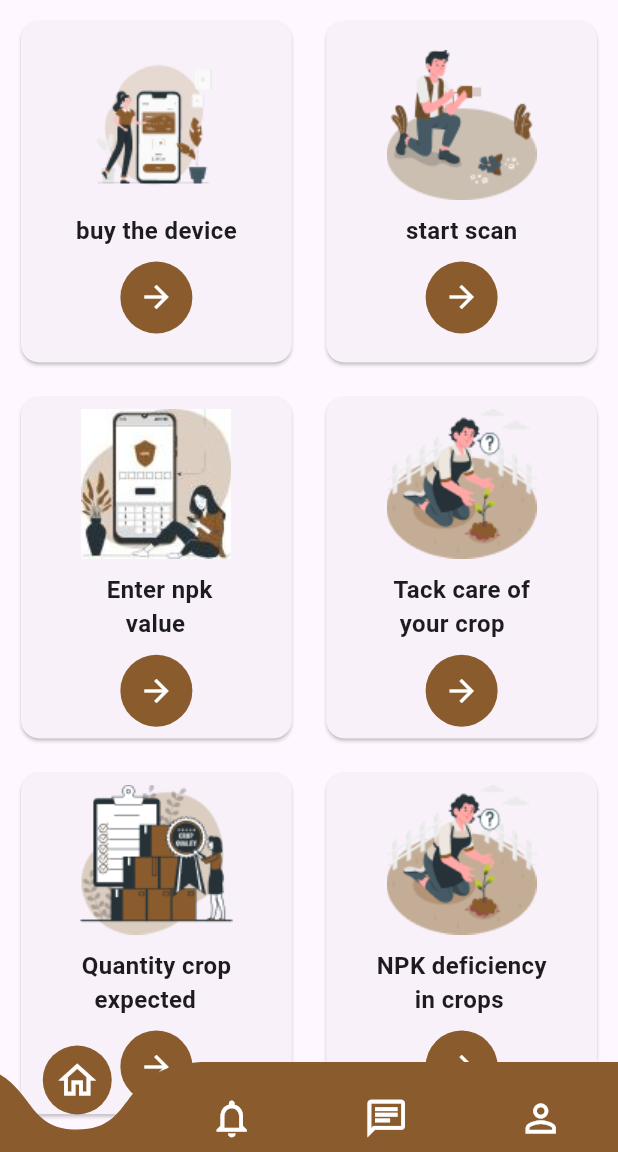
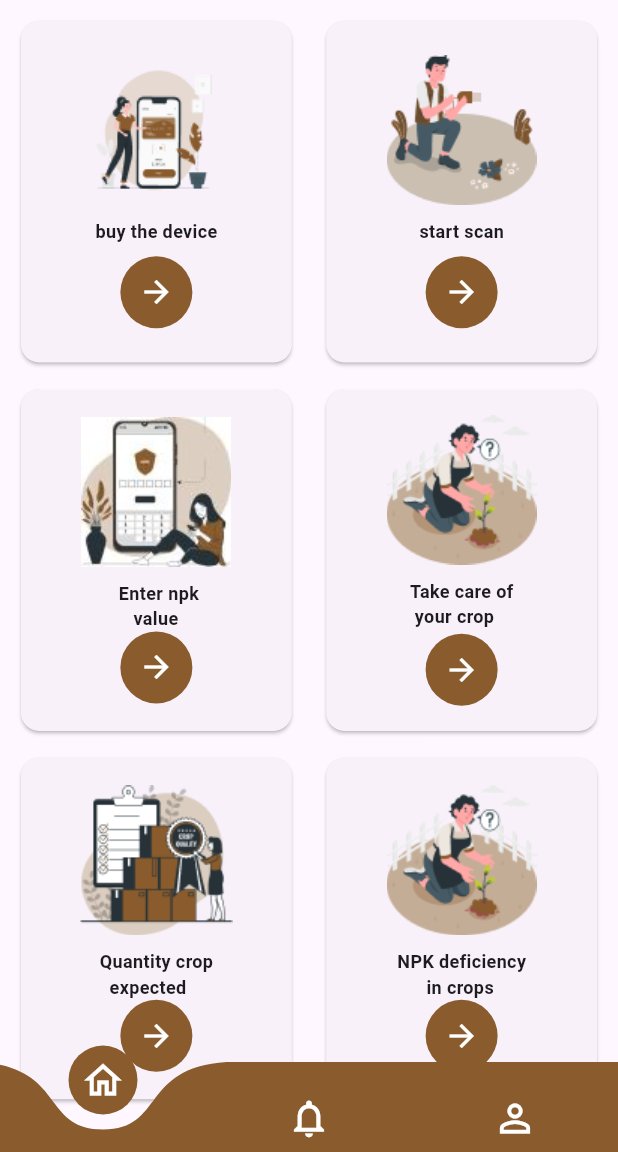
Before and after one commit to abdonser/soil, a Flutter app: the BottomNavBar screen opened directly, on a phone screen of 412 x 824 dp, the part 84-1236 px from its top. Run offline on Flutter 3.47's test engine with Material 3 defaults, Android fonts, the phone set to English and light mode, and no system bars; drawn by our look-alikes of curved_navigation_bar; our stand-ins replace bloc, flutter_bloc, flutter_bluetooth_serial, flutter_screenutil, flutter_svg, font_awesome_flutter and 4 more; missing offline and left inert: flutter_paypal_payment; accounts and stored records are empty.

Commit message:
Abdelhameed blot

```diff
--- a/lib/app/custom_text.dart
+++ b/lib/app/custom_text.dart
@@ -7,7 +7,7 @@ class CustomText extends StatelessWidget {
   final FontWeight fontWeight ;
   final double fontSize;
   const CustomText({super.key,required this.title,this.color=Colors.black
-    ,this.fontWeight=FontWeight.w400,this.fontSize=12});
+    ,this.fontWeight=FontWeight.bold,this.fontSize=13});
 
   @override
   Widget build(BuildContext context) {
--- a/lib/main.dart
+++ b/lib/main.dart
@@ -66,7 +66,7 @@ class MyApp extends StatelessWidget {
               colorScheme: ColorScheme.fromSeed(seedColor: Colors.deepPurple),
               useMaterial3: true,
             ),
-            home: const SelectCrop(),
+            home: const BottomNavBar(),
           );
         });
   }
--- a/lib/presentation/component/home_Card.dart
+++ b/lib/presentation/component/home_Card.dart
@@ -7,8 +7,9 @@ class HomeCard extends StatelessWidget {
   final String? text;
   final Color? color;
   final Function()? onTap;
+  double height;
 
-  HomeCard({Key? key, required this.image, required this.text, required this.color, required this.onTap});
+  HomeCard({super.key,  required this.image, required this.text, required this.color, required this.onTap,required this.height});
 
   @override
   Widget build(BuildContext context) {
@@ -20,9 +21,9 @@ class HomeCard extends StatelessWidget {
            SizedBox(height: 8.h),
           Text(
             text!,
-            style: TextStyle(fontWeight: FontWeight.bold, fontSize: 16),
+            style: TextStyle(fontWeight: FontWeight.bold, fontSize: 12),
           ),
-           SizedBox(height: 8.h),
+           SizedBox(height:height),
           Container(
             decoration: BoxDecoration(
               borderRadius: BorderRadius.circular(25),
--- a/lib/presentation/screens/Quantity_crop_expected/quantity_crop_maize.dart
+++ b/lib/presentation/screens/Quantity_crop_expected/quantity_crop_maize.dart
@@ -279,7 +279,7 @@ class _MaizeQuantityState extends State<MaizeQuantity> {
           ),
           Padding(
             padding: const EdgeInsets.only(
-                left: 25, right: 150, bottom: 10, top: 10),
+                left: 25, right: 25, bottom: 10, top: 10),
             child: Container(
                 decoration: BoxDecoration(
                     borderRadius: BorderRadius.circular(20),
--- a/lib/presentation/screens/Quantity_crop_expected/quantity_crop_rice.dart
+++ b/lib/presentation/screens/Quantity_crop_expected/quantity_crop_rice.dart
@@ -279,7 +279,7 @@ class _RiceQuantityState extends State<RiceQuantity> {
           ),
           Padding(
             padding: const EdgeInsets.only(
-                left: 25, right: 150, bottom: 10, top: 10),
+                left: 25, right: 25, bottom: 10, top: 10),
             child: Container(
                 decoration: BoxDecoration(
                     borderRadius: BorderRadius.circular(20),
--- a/lib/presentation/screens/Quantity_crop_expected/quantity_crop_soybean.dart
+++ b/lib/presentation/screens/Quantity_crop_expected/quantity_crop_soybean.dart
@@ -279,7 +279,7 @@ class _SoyBeanQuantityState extends State<SoyBeanQuantity> {
           ),
           Padding(
             padding: const EdgeInsets.only(
-                left: 25, right: 150, bottom: 10, top: 10),
+                left: 25, right: 25, bottom: 10, top: 10),
             child: Container(
                 decoration: BoxDecoration(
                     borderRadius: BorderRadius.circular(20),
--- a/lib/presentation/screens/Quantity_crop_expected/quantity_crop_wheat.dart
+++ b/lib/presentation/screens/Quantity_crop_expected/quantity_crop_wheat.dart
@@ -279,7 +279,7 @@ class _WheateQuantityState extends State<WheateQuantity>{
           ),
           Padding(
             padding: const EdgeInsets.only(
-                left: 25, right: 150, bottom: 10, top: 10),
+                left: 25, right: 25, bottom: 10, top: 10),
             child: Container(
                 decoration: BoxDecoration(
                     borderRadius: BorderRadius.circular(20),
--- a/lib/presentation/screens/enter_npk_value/enter_npk_value.dart
+++ b/lib/presentation/screens/enter_npk_value/enter_npk_value.dart
@@ -27,7 +27,7 @@ class UploadValue extends StatelessWidget {
 
     try {
       final response = await http.post(
-        Uri.parse('https://086b-196-150-43-129.ngrok-free.app/predict'),
+        Uri.parse('https://7936-2c0f-fc88-41-4382-cdf2-bd35-3ed5-cc49.ngrok-free.app/predict'),
         headers: {'Content-Type': 'application/json'},
         body: json.encode({'N': n, 'P': p, 'K': k}),
       );
@@ -78,7 +78,7 @@ class UploadValue extends StatelessWidget {
         children: [
           Padding(
             padding:
-                const EdgeInsets.only(left: 40, right: 40, top: 40, bottom: 20),
+                const EdgeInsets.only(left: 40, right: 40, top: 100, bottom: 20),
             child: Image.asset("assets/images/npk_value.jpg",fit: BoxFit.fill,height: 240,),
           ),
           const Padding(
--- a/lib/presentation/screens/home.dart
+++ b/lib/presentation/screens/home.dart
@@ -57,7 +57,7 @@ class MyHomePage extends StatelessWidget {
               crossAxisCount: 2,
               childAspectRatio: 0.8,
               crossAxisSpacing: 15,
-              mainAxisSpacing: 15,
+              mainAxisSpacing: 10,
             ),
             children: [
               HomeCard(
@@ -67,7 +67,7 @@ class MyHomePage extends StatelessWidget {
                   onTap: () {
                     Navigator.push(context,
                         MaterialPageRoute(builder: (builder) => BuyDevice()));
-                  }),
+                  }, height: 8,),
               HomeCard(
                   image: "assets/images/startScan.png",
                   text: "start scan",
@@ -75,7 +75,7 @@ class MyHomePage extends StatelessWidget {
                   onTap: () {
                     Navigator.push(context,
                         MaterialPageRoute(builder: (builder) => StartScan()));
-                  }),
+                  }, height: 8,),
               HomeCard(
                   image: "assets/images/npk_value_card.jpg",
                   text: " Enter npk\n    value  ",
@@ -85,21 +85,21 @@ class MyHomePage extends StatelessWidget {
                         context,
                         MaterialPageRoute(
                             builder: (builder) => UploadValue()));
-                  }),
+                  }, height: 0,),
               HomeCard(
                   image: "assets/images/npk.png",
-                  text: "Tack care of\n your crop",
+                  text: "Take care of\n your crop",
                   color: AppColor.mainColor,
                   onTap: () {
                     Navigator.push(context, MaterialPageRoute(builder: (builder)=>SelectCrop()));
-                  }),
+                  }, height: 3,),
               HomeCard(
                   image: "assets/images/quantityCrop.png",
                   text: "Quantity crop\n  expected ",
                   color: AppColor.mainColor,
                   onTap: () {
                     Navigator.push(context, MaterialPageRoute(builder: (builder)=>ChooseCrop()));
-                  }),
+                  }, height: 0,),
               HomeCard(
                   image: "assets/images/npk.png",
                   text: "NPK deficiency\n      in crops",
@@ -109,7 +109,7 @@ class MyHomePage extends StatelessWidget {
                         context,
                         MaterialPageRoute(
                             builder: (builder) => SelectCropQuantity()));
-                  }),
+                  }, height: 0,),
             ]),
       ),
     );
--- a/lib/presentation/screens/layout_screen.dart
+++ b/lib/presentation/screens/layout_screen.dart
@@ -24,7 +24,7 @@ class _BottomNavBarState extends State<BottomNavBar> {
   List Screens = [
     const MyHomePage(),
     const Notifications(),
-    const Chat(),
+
     const MyProfile()
   ];
   int _selectedIndex = 0;
@@ -43,7 +43,7 @@ class _BottomNavBarState extends State<BottomNavBar> {
             color: Colors.white,
           ),
           Icon(Icons.notifications_outlined, size: 30, color: Colors.white),
-          Icon(Icons.chat_outlined, size: 30, color: Colors.white),
+
           Icon(Icons.person_outline, size: 30, color: Colors.white),
         ],
 
--- a/lib/presentation/screens/on_broading/login_screen.dart
+++ b/lib/presentation/screens/on_broading/login_screen.dart
@@ -183,7 +183,7 @@ class _LoginScreenState extends State<LoginScreen> {
                   child:BlocConsumer<LoginCubit, LoginState>(
                     listener: (context, state) {
                       if (state is LoginDone) {
-                        Navigator.push(context, MaterialPageRoute(builder: (builder) => BottomNavBar()));
+                        Navigator.pushAndRemoveUntil(context, MaterialPageRoute(builder: (builder)=>BottomNavBar()), (route) => false);
                         String?token=LoginCubit().loginmodel.token;
                         CacheService().setUserToken(token:"$token");
                         ScaffoldMessenger.of(context).showSnackBar(const SnackBar(
--- a/lib/presentation/screens/on_broading/splash2.dart
+++ b/lib/presentation/screens/on_broading/splash2.dart
@@ -38,7 +38,7 @@ class _Splash2ScreenState extends State<Splash2Screen> {
         centerTitle: true,
       ),
       body: Padding(
-        padding: const EdgeInsets.only(top: 50, left: 20, right: 10),
+        padding: const EdgeInsets.only(top: 90, left: 20, right: 20),
         child: Center(
           child: Column(
             crossAxisAlignment: CrossAxisAlignment.center,
--- a/lib/presentation/screens/on_broading/splash3.dart
+++ b/lib/presentation/screens/on_broading/splash3.dart
@@ -21,7 +21,7 @@ class _Splash3ScreenState extends State<Splash3Screen> {
         child: Column(
           children: [
             Padding(
-              padding: const EdgeInsets.only(left: 20, top: 60, right: 10),
+              padding: const EdgeInsets.only(left: 20, top: 90, right: 20),
               child: Image.asset(
                 "assets/images/splash3.png",
                 scale: 4,
@@ -42,7 +42,7 @@ class _Splash3ScreenState extends State<Splash3Screen> {
                 title: "    The application will show you a report on the \n"
                     "  percentages of N,P and k ,the crops that you can \n"
                     "grow based on these percentages, and the fertilizers \n"
-                    "               that you will use to grow this crop."),
+                    "               that you will use to grow this crop.",),
             SizedBox(
               height: 40,
             ),
--- a/lib/presentation/screens/start_scan/connect_bletooth.dart
+++ b/lib/presentation/screens/start_scan/connect_bletooth.dart
@@ -55,7 +55,7 @@ class ConnectBluetooth extends StatelessWidget {
               ),
               const Center(
                 child: Text(
-                  "Please connect bluetooth to  connect it to device and\n                                 start scan ",
+                  "Please connect bluetooth to  connect it to\n                  device and start scan ",
                   style: TextStyle(fontSize: 16),
                 ),
               ),
--- a/lib/presentation/screens/start_scan/take_sample.dart
+++ b/lib/presentation/screens/start_scan/take_sample.dart
@@ -55,7 +55,7 @@ class TakeSample extends StatelessWidget {
               ),
               const Center(
                   child: Text(
-                "Please take the sample of soil at a distance of 20 to 30 cm,\n     add some of water, then insert the sensor into it",
+                "Please take the sample of soil at a distance of 20 to\n                                    30 cm,\n     add some of water, then insert the sensor into it",
                     style: TextStyle(fontSize: 14),
               )),
 
--- a/lib/presentation/screens/start_scan/turn_on_the_device.dart
+++ b/lib/presentation/screens/start_scan/turn_on_the_device.dart
@@ -54,7 +54,7 @@ class StartScan extends StatelessWidget {
               height: 10.h,
             ),
             const Text(
-              "Please turn on the device by pressing the power button",style: TextStyle(fontSize: 16),
+              "Please turn on the device by pressing the power\n                                 button",style: TextStyle(fontSize: 16),
             ),
              SizedBox(
               height: 24.h,
```
Also changed, not shown: lib/presentation/screens/buy_device_view/buy_device_body.dart (+4 -4 lines), lib/presentation/screens/start_scan/blu.dart (+8 -5 lines), lib/presentation/screens/start_scan/report.dart (+10 -5 lines), lib/presentation/screens/start_scan/report_2.dart (added, +46 -0 lines).
